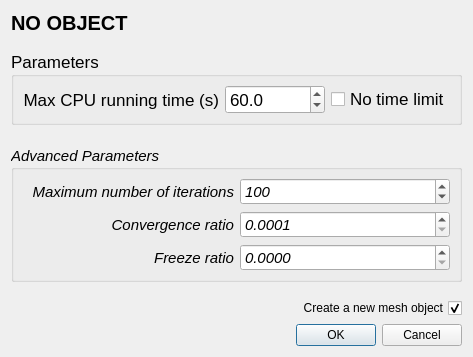
The window that Polyhedron/demo/Polyhedron/Plugins/Mesh_3/Smoother_dialog.ui (CGAL/cgal) describes before a commit, drawn with Qt 5.
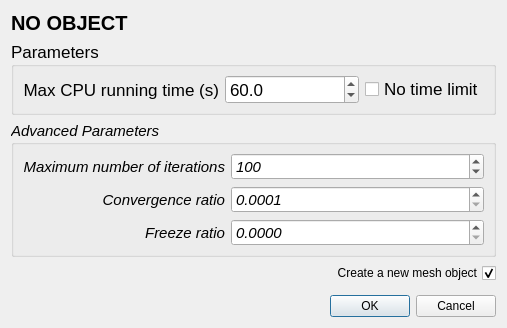
The same window after the commit.

Commit message: Rework of the Smoother_dialog

```diff
--- a/Polyhedron/demo/Polyhedron/Plugins/Mesh_3/Smoother_dialog.ui
+++ b/Polyhedron/demo/Polyhedron/Plugins/Mesh_3/Smoother_dialog.ui
@@ -1,6 +1,14 @@
 <ui version="4.0">
  <class>Smoother_dialog</class>
  <widget class="QDialog" name="Smoother_dialog">
+  <property name="geometry">
+   <rect>
+    <x>0</x>
+    <y>0</y>
+    <width>507</width>
+    <height>328</height>
+   </rect>
+  </property>
   <property name="sizePolicy">
    <sizepolicy hsizetype="Preferred" vsizetype="Preferred">
     <horstretch>0</horstretch>
@@ -16,7 +24,7 @@
   <property name="windowTitle">
    <string>Global smoother parameters</string>
   </property>
-  <layout class="QVBoxLayout" name="verticalLayout">
+  <layout class="QVBoxLayout" name="verticalLayout" stretch="0,0,0,0,0,0">
    <item>
     <widget class="QLabel" name="objectName">
      <property name="font">
@@ -31,22 +39,6 @@
      </property>
     </widget>
    </item>
-   <item>
-    <spacer name="verticalSpacer_4">
-     <property name="orientation">
-      <enum>Qt::Vertical</enum>
-     </property>
-     <property name="sizeType">
-      <enum>QSizePolicy::MinimumExpanding</enum>
-     </property>
-     <property name="sizeHint" stdset="0">
-      <size>
-       <width>20</width>
-       <height>10</height>
-      </size>
-     </property>
-    </spacer>
-   </item>
    <item>
     <widget class="QGroupBox" name="groupBox">
      <property name="font">
@@ -57,7 +49,7 @@
      <property name="title">
       <string>Parameters</string>
      </property>
-     <layout class="QGridLayout" name="gridLayout_2" rowstretch="0,0">
+     <layout class="QGridLayout" name="gridLayout_2" rowstretch="0,0" columnstretch="0,1,0">
       <property name="topMargin">
        <number>8</number>
       </property>
@@ -65,7 +57,7 @@
        <number>8</number>
       </property>
       <property name="horizontalSpacing">
-       <number>-1</number>
+       <number>6</number>
       </property>
       <item row="1" column="0">
        <widget class="QLabel" name="timeLabel">
@@ -112,22 +104,6 @@
      </layout>
     </widget>
    </item>
-   <item>
-    <spacer name="verticalSpacer_2">
-     <property name="orientation">
-      <enum>Qt::Vertical</enum>
-     </property>
-     <property name="sizeType">
-      <enum>QSizePolicy::Fixed</enum>
-     </property>
-     <property name="sizeHint" stdset="0">
-      <size>
-       <width>20</width>
-       <height>15</height>
-      </size>
-     </property>
-    </spacer>
-   </item>
    <item>
     <widget class="QGroupBox" name="groupBox_2">
      <property name="font">
@@ -145,7 +121,7 @@
      <property name="checkable">
       <bool>false</bool>
      </property>
-     <layout class="QGridLayout" name="gridLayout_3">
+     <layout class="QGridLayout" name="gridLayout_3" columnstretch="0,1">
       <property name="topMargin">
        <number>8</number>
       </property>
@@ -257,22 +233,6 @@
      </layout>
     </widget>
    </item>
-   <item>
-    <spacer name="verticalSpacer_3">
-     <property name="orientation">
-      <enum>Qt::Vertical</enum>
-     </property>
-     <property name="sizeType">
-      <enum>QSizePolicy::Fixed</enum>
-     </property>
-     <property name="sizeHint" stdset="0">
-      <size>
-       <width>20</width>
-       <height>10</height>
-      </size>
-     </property>
-    </spacer>
-   </item>
    <item>
     <layout class="QHBoxLayout" name="horizontalLayout_2">
      <item>
@@ -290,6 +250,22 @@
      </item>
     </layout>
    </item>
+   <item>
+    <spacer name="verticalSpacer_3">
+     <property name="orientation">
+      <enum>Qt::Vertical</enum>
+     </property>
+     <property name="sizeType">
+      <enum>QSizePolicy::Expanding</enum>
+     </property>
+     <property name="sizeHint" stdset="0">
+      <size>
+       <width>20</width>
+       <height>10</height>
+      </size>
+     </property>
+    </spacer>
+   </item>
    <item>
     <widget class="QDialogButtonBox" name="buttonBox">
      <property name="orientation">
```
Left out of the diff: 1 changed line with no effect on the pictures. The commit also changes 1 other file.
